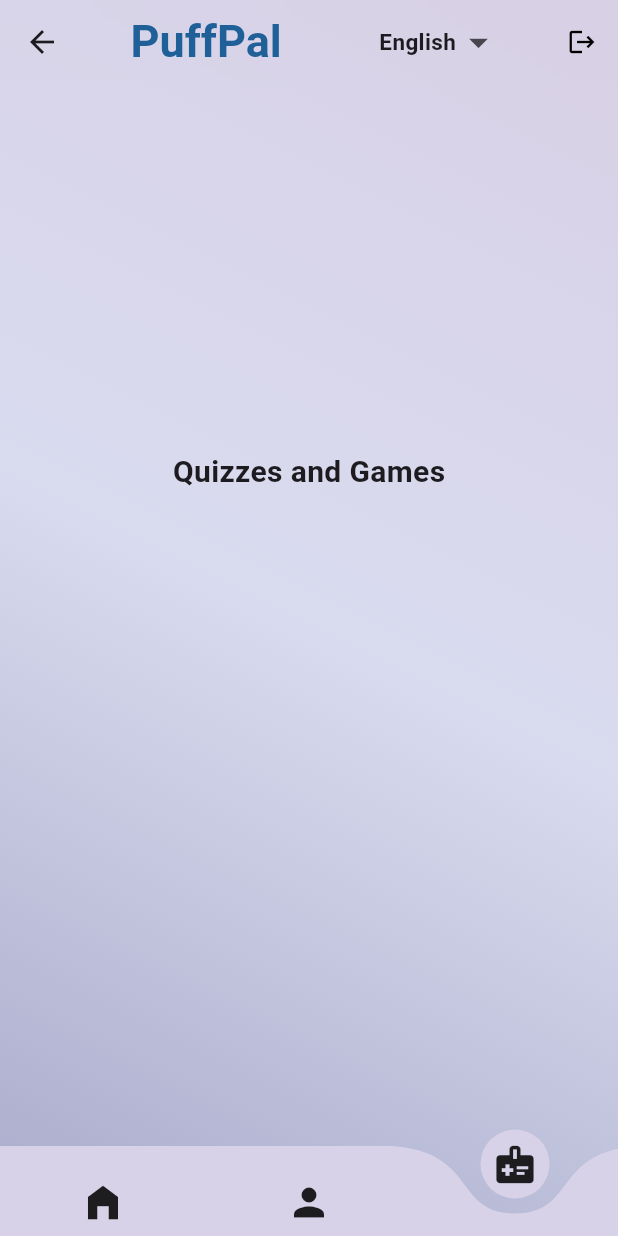
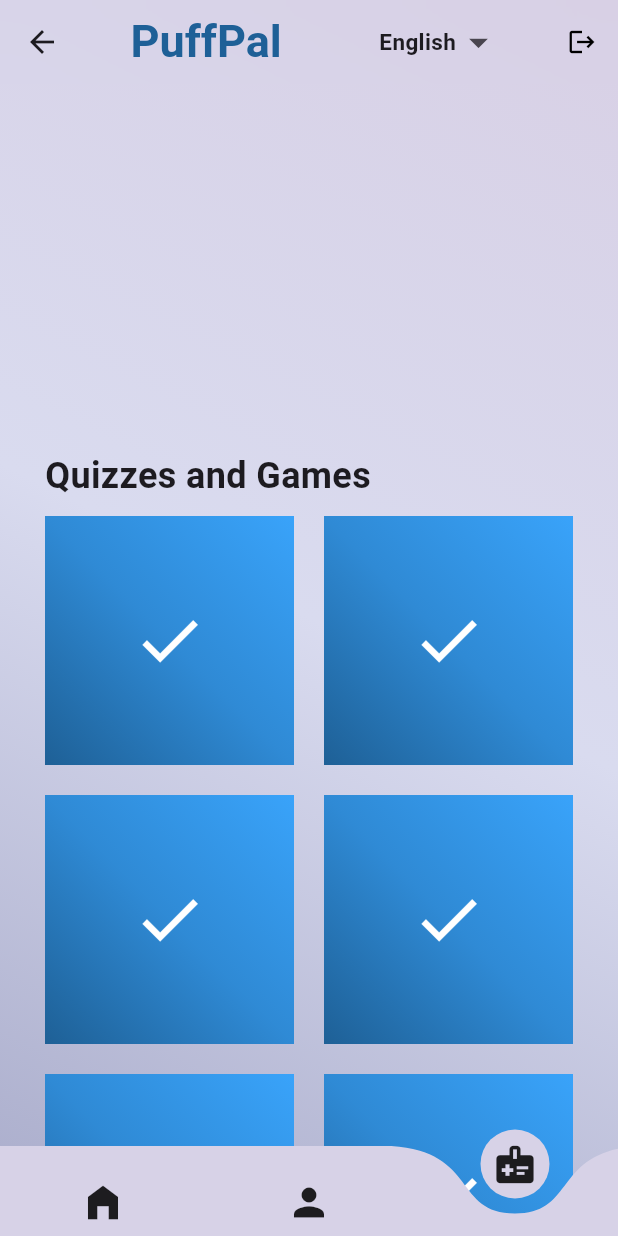
Before and after one commit to nadinnah/puffpal-usingFlutter, a Flutter app: the AppShell screen opened by its route, item 3 of the bottom bar chosen, on a phone screen of 412 x 824 dp. Run offline on Flutter 3.47's test engine with Material 3 defaults, Android fonts, the light colour scheme and no system bars; drawn by our look-alikes of curved_navigation_bar; our stand-ins replace cloud_firestore, firebase_auth, firebase_core, firebase_messaging, flutter_dotenv, flutter_local_notifications and 9 more; missing offline and left inert: android_alarm_manager_plus; accounts and stored records are empty; network calls fail.

Commit message:
add grid list for quizzes

```diff
--- a/lib/l10n/app_localizations.dart
+++ b/lib/l10n/app_localizations.dart
@@ -98,19 +98,17 @@
     Locale('en'),
   ];
 
-  /// No description provided for @appTitle.
-  ///
-  /// In en, this message translates to:
-  /// **'PuffPal'**
-  String get appTitle;
-  String get name;
-
-
   /// No description provided for @personalInfo.
   ///
   /// In en, this message translates to:
   /// **'Personal Information'**
   String get personalInfo;
+
+  /// No description provided for @name.
+  ///
+  /// In en, this message translates to:
+  /// **'Name'**
+  String get name;
 
   /// No description provided for @email.
   ///
--- a/lib/views/quizzes_games_page.dart
+++ b/lib/views/quizzes_games_page.dart
@@ -14,18 +14,40 @@
   Widget build(BuildContext context) {
     return SingleChildScrollView(
       child: Container(
-        margin: EdgeInsets.only(top: 300),
+        margin: EdgeInsets.only(top: 300, left: 30, right: 30),
         child: Column(
+          crossAxisAlignment: CrossAxisAlignment.start,
           children: [
             Text(
               AppLocalizations.of(context)!.quizzesTitle,
-              style: TextStyle(fontSize: 20, fontWeight: FontWeight.bold),
+              style: TextStyle(fontSize: 24, fontWeight: FontWeight.bold),
             ),
-          Container(
-            width: MediaQuery.of(context).size.width,
-            decoration: BoxDecoration(
+            GridView.count(
+              padding: EdgeInsets.only(top: 10),
+              crossAxisCount: 2,
+              shrinkWrap: true,
+              physics: NeverScrollableScrollPhysics(),
+              crossAxisSpacing: 20,
+              mainAxisSpacing: 20,
+              children: List.generate(8, (index) {
+                return Container(
+                  padding: EdgeInsets.all(20),
+                  decoration: BoxDecoration(
+                    gradient: LinearGradient(
+                      begin: Alignment.topRight,
+                      end: Alignment.bottomLeft,
+                      colors: [
+                        Color(0xFF39A3FA),
+                        Color(0xFF2F8AD5),
+                        Color(0xFF1E6096),
+                      ],
+                    ),
+                  ),
+                  child: Icon(Icons.done, color: Colors.white, size: 50),
+                );
+              }),
             ),
-          )
+            SizedBox(height: 80),
           ],
         ),
       ),
--- a/pubspec.yaml
+++ b/pubspec.yaml
@@ -73,6 +73,7 @@
 
 # The following section is specific to Flutter packages.
 flutter:
+  generate: true
   # The following line ensures that the Material Icons font is
   # included with your application, so that you can use the icons in
   # the material Icons class.
```
Also changed, not shown: lib/l10n/app_localizations_ar.dart (+2 -5 lines), lib/l10n/app_localizations_en.dart (+2 -5 lines), lib/views/home_page.dart (+4 -4 lines).
